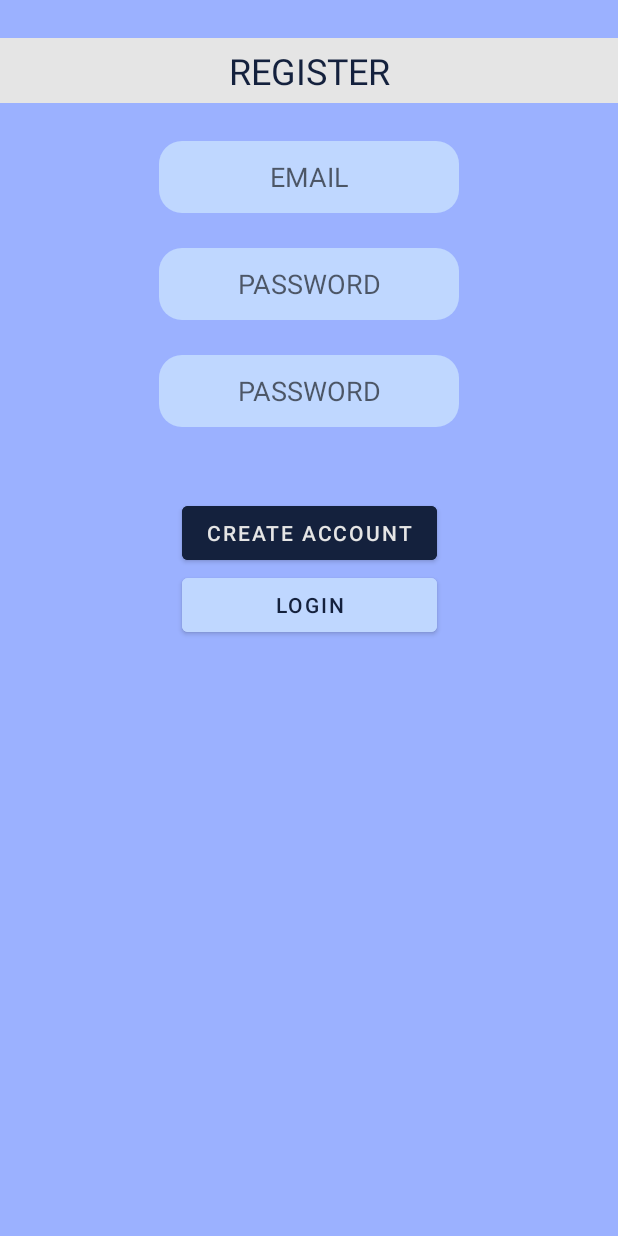
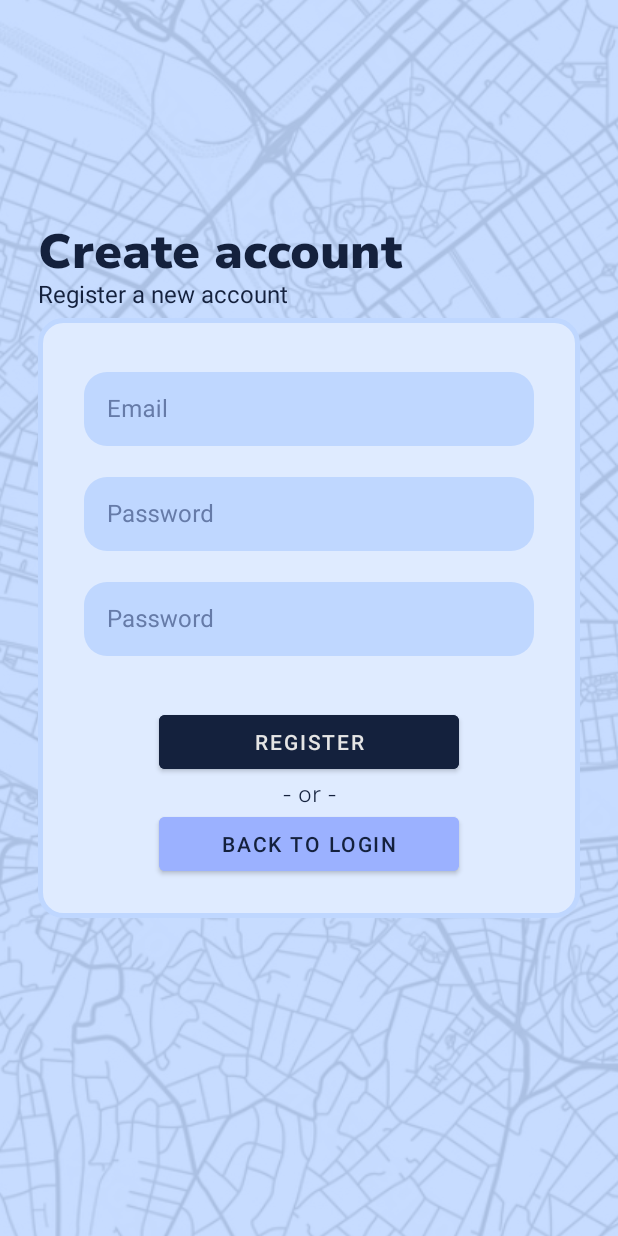
Before and after one commit to AlbertDarchiev/Project-MapsApp, an Android app: the RegisterFragment screen opened through its navigation route, on a phone screen of 412 x 824 dp. Run offline under Robolectric (Android 15) with nearby library versions, the phone set to English and light mode, and no system bars; our stand-ins replace Firebase (no records; nobody signed in at launch, a user with empty details on screens opened directly), navigation-ui.

Commit message:
UI Register

```diff
--- a/app/src/main/java/com/example/m08_mapsapp/view/MainActivity.kt
+++ b/app/src/main/java/com/example/m08_mapsapp/view/MainActivity.kt
@@ -64,6 +64,8 @@ class MainActivity: AppCompatActivity() {
         }
 
     }
+
+    // Deshabilitar la funcion de "ir a pagina anterior"
     override fun onBackPressed() {
     }
 
--- a/app/src/main/res/layout/fragment_register.xml
+++ b/app/src/main/res/layout/fragment_register.xml
@@ -4,97 +4,169 @@
     xmlns:tools="http://schemas.android.com/tools"
     android:layout_width="match_parent"
     android:layout_height="match_parent"
-    android:background="@color/blue1"
     tools:context=".view.RegisterFragment">
 
+    <ImageView
+        android:layout_width="match_parent"
+        android:layout_height="match_parent"
+        android:src="@drawable/img_map2"
+        android:scaleType="center"/>
+
+
     <TextView
+        android:id="@+id/title"
+        android:layout_width="wrap_content"
+        android:layout_height="wrap_content"
+        android:layout_marginBottom="-5dp"
+        android:fontFamily="@font/nunito_sans_black"
+        android:text="Create account"
         android:textColor="@color/dark_blue"
+        android:textSize="32dp"
+        app:layout_constraintBottom_toTopOf="@+id/subtitle"
+        app:layout_constraintStart_toStartOf="@+id/subtitle" />
+    <TextView
+        android:id="@+id/subtitle"
+        android:layout_width="wrap_content"
+        android:layout_height="wrap_content"
+        android:fontFamily="@font/nunito_sans"
+        android:paddingBottom="5dp"
+        android:text="Register a new account"
+        android:textColor="@color/dark_blue"
+        android:textSize="16dp"
+        app:layout_constraintBottom_toTopOf="@+id/constraint_log"
+        app:layout_constraintStart_toStartOf="@+id/constraint_log"/>
 
-        android:id="@+id/title"
-        android:gravity="center"
-        android:background="@color/gray"
-        android:padding="5dp"
+    <androidx.constraintlayout.widget.ConstraintLayout
+        android:id="@+id/constraint_log"
         android:layout_width="match_parent"
-        android:layout_height="wrap_content"
-        android:layout_marginTop="25dp"
-        android:text="REGISTER"
-        android:textSize="24dp"
+        android:layout_height="400dp"
+        android:layout_margin="25dp"
+        android:background="@drawable/shape_background_item"
+        android:padding="25dp"
+        app:layout_constraintBottom_toBottomOf="parent"
         app:layout_constraintEnd_toEndOf="parent"
         app:layout_constraintStart_toStartOf="parent"
-        app:layout_constraintTop_toTopOf="parent" />
+        app:layout_constraintTop_toTopOf="parent">
 
-    <EditText
-        android:textColor="@color/dark_blue"
-        android:padding="5dp"
-        android:gravity="center"
-        android:background="@drawable/shape_edittext"
-        android:id="@+id/mail_eText"
-        android:layout_width="200dp"
-        android:layout_height="48dp"
-        android:layout_marginTop="25dp"
-        android:hint="EMAIL"
+        <com.google.android.material.textfield.TextInputLayout
+            android:id="@+id/layout_mail"
+            android:layout_width="match_parent"
+            android:layout_height="60dp"
             app:layout_constraintEnd_toEndOf="parent"
             app:layout_constraintStart_toStartOf="parent"
-        app:layout_constraintTop_toBottomOf="@+id/title" />
+            app:layout_constraintTop_toTopOf="parent"
+            app:boxBackgroundMode="none"
+            android:textColorHint="@color/dark_blue2"
+            app:placeholderText="Enter your Email"
+            >
+            <com.google.android.material.textfield.TextInputEditText
+                android:id="@+id/mail_eText"
+                android:layout_width="match_parent"
+                android:layout_height="match_parent"
+                android:layout_marginHorizontal="5dp"
+                android:background="@drawable/shape_edittext"
+                android:padding="5dp"
+                android:paddingStart="15dp"
+                android:hint="Email"
+                android:textColor="@color/dark_blue"/>
+        </com.google.android.material.textfield.TextInputLayout>
 
-    <EditText
+
+
+        <com.google.android.material.textfield.TextInputLayout
+            android:id="@+id/layout_pass"
+            android:layout_width="match_parent"
+            android:layout_height="60dp"
+            app:layout_constraintEnd_toEndOf="parent"
+            app:layout_constraintStart_toStartOf="parent"
+            app:layout_constraintTop_toBottomOf="@+id/layout_mail"
+            app:boxBackgroundMode="none"
+            android:textColorHint="@color/dark_blue2"
+            app:placeholderText="Enter your password"
+            android:layout_marginTop="10dp"
+            >
+            <com.google.android.material.textfield.TextInputEditText
                 android:id="@+id/pass_eText"
-        android:layout_width="200dp"
-        android:layout_height="48dp"
+                android:layout_width="match_parent"
+                android:layout_height="match_parent"
+                android:layout_marginHorizontal="5dp"
                 android:background="@drawable/shape_edittext"
-        android:gravity="center"
-        android:hint="PASSWORD"
+                android:padding="5dp"
+                android:paddingStart="15dp"
+                android:hint="Password"
+                android:inputType="textPassword"
+                android:textColor="@color/dark_blue"
+                android:focusableInTouchMode="true"/>
+        </com.google.android.material.textfield.TextInputLayout>
+
+
+        <com.google.android.material.textfield.TextInputLayout
+            android:id="@+id/layout_pass2"
+            android:layout_width="match_parent"
+            android:layout_height="60dp"
+            android:textColorHint="@color/dark_blue2"
+            app:boxBackgroundMode="none"
+            app:layout_constraintEnd_toEndOf="parent"
+            app:layout_constraintStart_toStartOf="parent"
+            app:layout_constraintTop_toBottomOf="@+id/layout_pass"
+            app:placeholderText="Repeat your password"
+            android:layout_marginTop="10dp">
+
+            <com.google.android.material.textfield.TextInputEditText
+                android:id="@+id/pass2_eText"
+                android:layout_width="match_parent"
+                android:layout_height="match_parent"
+                android:layout_marginHorizontal="5dp"
+                android:background="@drawable/shape_edittext"
+                android:focusableInTouchMode="true"
+                android:hint="Password"
                 android:inputType="textPassword"
                 android:padding="5dp"
-        android:textColor="@color/dark_blue"
-        app:layout_constraintBottom_toTopOf="@+id/pass2_eText"
-        app:layout_constraintEnd_toEndOf="parent"
-        app:layout_constraintStart_toStartOf="parent"
-        app:layout_constraintTop_toBottomOf="@+id/mail_eText"
-/>
-
-    <EditText
-        android:id="@+id/pass2_eText"
-        android:layout_width="200dp"
-        android:layout_height="48dp"
-        android:background="@drawable/shape_edittext"
-        android:gravity="center"
-        android:hint="PASSWORD"
-        android:inputType="textPassword"
-        android:padding="5dp"
-        android:textColor="@color/dark_blue"
-        app:layout_constraintBottom_toTopOf="@+id/guideline2"
-        app:layout_constraintEnd_toEndOf="parent"
-        app:layout_constraintStart_toStartOf="parent"
-        app:layout_constraintTop_toBottomOf="@+id/mail_eText" />
+                android:paddingStart="15dp"
+                android:textColor="@color/dark_blue" />
+        </com.google.android.material.textfield.TextInputLayout>
 
         <Button
             android:id="@+id/reg_button"
-        android:layout_width="170dp"
+            android:layout_width="200dp"
             android:layout_height="wrap_content"
+
             android:backgroundTint="@color/dark_blue"
-        android:text="CREATE ACCOUNT"
+            android:text="REGISTER"
             android:textColor="@color/gray"
-        app:layout_constraintBottom_toTopOf="@+id/guideline2"
+            android:layout_marginBottom="20dp"
+            app:layout_constraintBottom_toTopOf="@+id/backButton"
             app:layout_constraintEnd_toEndOf="parent"
             app:layout_constraintStart_toStartOf="parent" />
 
+        <TextView
+            android:id="@+id/separator"
+            android:layout_width="wrap_content"
+            android:layout_height="wrap_content"
+            android:fontFamily="@font/nunito_sans_light"
+            android:gravity="center"
+            android:text="- or -"
+            android:textColor="@color/dark_blue"
+            android:textSize="16dp"
+            app:layout_constraintBottom_toTopOf="@+id/backButton"
+            app:layout_constraintEnd_toEndOf="parent"
+            app:layout_constraintStart_toStartOf="@+id/constraint_log"
+            app:layout_constraintTop_toBottomOf="@+id/reg_button" />
+
         <Button
             android:id="@+id/backButton"
-        android:layout_width="170dp"
+            android:layout_width="200dp"
             android:layout_height="wrap_content"
-        android:backgroundTint="@color/blue4"
-        android:text="LOGIN"
+
+            android:backgroundTint="@color/blue1"
+            android:text="BACK TO LOGIN"
             android:textColor="@color/dark_blue"
+            app:layout_constraintBottom_toBottomOf="parent"
             app:layout_constraintEnd_toEndOf="parent"
-        app:layout_constraintStart_toStartOf="parent"
-        app:layout_constraintTop_toTopOf="@+id/guideline2" />
+            app:layout_constraintStart_toStartOf="parent" />
+    </androidx.constraintlayout.widget.ConstraintLayout>
 
-    <androidx.constraintlayout.widget.Guideline
-        android:id="@+id/guideline2"
-        android:layout_width="wrap_content"
-        android:layout_height="wrap_content"
-        android:orientation="horizontal"
-        app:layout_constraintGuide_percent="0.46" />
+
+
 
 </androidx.constraintlayout.widget.ConstraintLayout>
--- a/app/src/main/res/values-night/themes.xml
+++ b/app/src/main/res/values-night/themes.xml
@@ -2,7 +2,7 @@
     <!-- Base application theme. -->
     <style name="Theme.M08MapsApp" parent="Theme.MaterialComponents.DayNight.DarkActionBar">
         <!-- Primary brand color. -->
-        <item name="colorPrimary">@color/dark_blue</item>
+        <item name="colorPrimary">@color/blue1</item>
         <item name="colorPrimaryVariant">@color/blue1</item>
         <item name="colorOnPrimary">@color/blue2</item>
         <!-- Secondary brand color. -->
--- a/app/src/main/res/values/colors.xml
+++ b/app/src/main/res/values/colors.xml
@@ -9,6 +9,7 @@
     <color name="white">#FFFFFFFF</color>
 
     <color name="dark_blue">#14213d</color>
+    <color name="dark_blue2">#667BA8</color>
     <color name="blue1">#9BB1FF</color>
     <color name="blue2">#BFD7FF</color>
     <color name="blue3">#DFEBFF</color>
```
Also changed, not shown: app/src/main/java/com/example/m08_mapsapp/view/RegisterFragment.kt (+7 -4 lines), app/src/main/res/layout/fragment_login.xml (+43 -38 lines), app/src/main/res/drawable/img_map2.png (added). Lines whose indentation alone changed are shown as unchanged.
